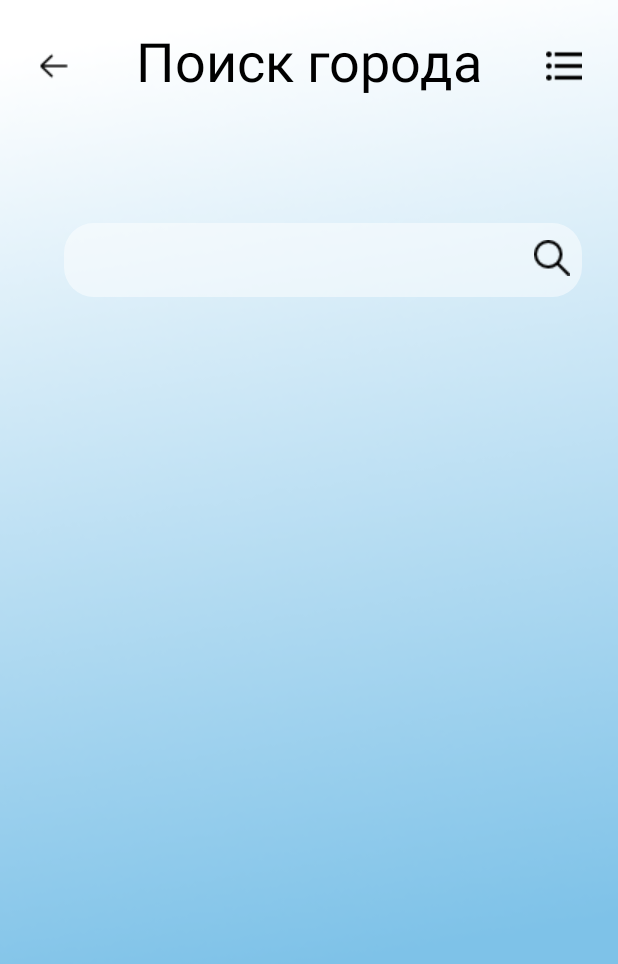
After one commit to sevagrbnv/Tuchka, an Android app: the SearchCity screen opened directly, with no data from a screen before it, on a phone screen of 412 x 824 dp. The commit adds this screen. Shown: the top 964 px of the screen. Run offline under Robolectric (Android 15) with nearby library versions, the phone set to English and light mode, and no system bars; our stand-ins replace data binding.

Commit message:
1) Some weather icon images have been fixed. 2) All findViewById() has been replaced with Data Binding 3) Added screens of city search and city list (you can switch between them, but the functionality is not yet complete) 4) Now you can watch the weather in different cities ************************************ 1) Были исправлены ошибки с изображнием некоторых иконок погоды 2) Все findViewById() были заменены на Data Binding 3) Добавлены экраны поиска города и списка городов (между ними можно переключаться, но функционал еще не полный) 4) Теперь можно смотреть погоду в разных городах

```diff
--- a/app/build.gradle
+++ b/app/build.gradle
@@ -8,6 +8,10 @@ def STRING = 'String'
 android {
     compileSdkVersion 30
     buildToolsVersion "30.0.3"
+
+    dataBinding {
+        enabled = true
+    }
 
     defaultConfig {
         applicationId "com.example.tuchka"
--- a/app/src/main/AndroidManifest.xml
+++ b/app/src/main/AndroidManifest.xml
@@ -12,6 +12,8 @@
         android:roundIcon="@mipmap/ic_launcher_round"
         android:supportsRtl="true"
         android:theme="@style/Theme.Тучка">
+        <activity android:name=".MyList"></activity>
+        <activity android:name=".SearchCity" />
         <activity android:name=".MainActivity">
             <intent-filter>
                 <action android:name="android.intent.action.MAIN" />
--- /dev/null
+++ b/app/src/main/java/com/example/tuchka/SearchCity.java
@@ -0,0 +1,55 @@
+package com.example.tuchka;
+
+import androidx.appcompat.app.AppCompatActivity;
+import androidx.databinding.DataBindingUtil;
+
+import android.content.Intent;
+import android.os.Bundle;
+import android.view.View;
+import android.widget.Adapter;
+import android.widget.ArrayAdapter;
+
+import com.example.tuchka.databinding.ActivitySearchCityBinding;
+
+import java.util.Arrays;
+import java.util.List;
+
+public class SearchCity extends AppCompatActivity {
+    private ActivitySearchCityBinding binding;
+    final String[] cities = {"Москва", "Петербург", "Берлин", "Париж", "Лондон"};
+
+    @Override
+    protected void onCreate(Bundle savedInstanceState) {
+        super.onCreate(savedInstanceState);
+        binding = DataBindingUtil.setContentView(this, R.layout.activity_search_city);
+
+        connectAdapter();
+    }
+
+    private void connectAdapter(){
+        String[] cats = getResources().getStringArray(R.array.city_names);
+        List<String> cityList = Arrays.asList(cats);
+        ArrayAdapter<String> adapter = new ArrayAdapter<>(
+                this, android.R.layout.simple_dropdown_item_1line, cityList);
+        binding.autoCompleteTextView.setAdapter(adapter);
+    }
+
+    public void OnClickSearch(View view){
+        String city = binding.autoCompleteTextView.getText().toString();
+        if (city.length() > 0) {
+            Intent intent = new Intent(this, MainActivity.class);
+            intent.putExtra("city", binding.autoCompleteTextView.getText().toString());
+            startActivity(intent);
+        }
+    }
+
+    public void OnClickBack(View view){
+        Intent intent = new Intent(this, MainActivity.class);
+        startActivity(intent);
+    }
+
+    public void onClickMyList(View view) {
+        Intent intent = new Intent(SearchCity.this, MyList.class);
+        startActivity(intent);
+    }
+}
--- /dev/null
+++ b/app/src/main/res/layout/activity_search_city.xml
@@ -0,0 +1,75 @@
+<?xml version="1.0" encoding="utf-8"?>
+<layout xmlns:android="http://schemas.android.com/apk/res/android"
+    xmlns:app="http://schemas.android.com/apk/res-auto"
+    xmlns:tools="http://schemas.android.com/tools">
+
+    <androidx.constraintlayout.widget.ConstraintLayout
+        android:layout_width="match_parent"
+        android:layout_height="match_parent"
+        android:background="@drawable/background"
+        tools:context=".SearchCity">
+
+        <TextView
+            android:id="@+id/textView"
+            android:layout_width="wrap_content"
+            android:layout_height="wrap_content"
+            android:layout_marginTop="16dp"
+            android:text="Поиск города"
+            android:textColor="#000000"
+            android:textSize="36sp"
+            app:layout_constraintEnd_toEndOf="parent"
+            app:layout_constraintStart_toStartOf="parent"
+            app:layout_constraintTop_toTopOf="parent" />
+
+        <AutoCompleteTextView
+            android:id="@+id/autoCompleteTextView"
+            android:layout_width="345dp"
+            android:layout_height="49dp"
+            android:layout_marginLeft="20dp"
+            android:layout_marginTop="84dp"
+            android:layout_marginEnd="20dp"
+            android:background="@drawable/ramka"
+            app:layout_constraintEnd_toEndOf="parent"
+            app:layout_constraintHorizontal_bias="0.913"
+            app:layout_constraintStart_toStartOf="parent"
+            app:layout_constraintTop_toBottomOf="@+id/textView" />
+
+        <ImageButton
+            android:id="@+id/imageButton3"
+            android:layout_width="24dp"
+            android:layout_height="24dp"
+            android:layout_marginTop="32dp"
+            android:layout_marginEnd="24dp"
+            android:background="@android:color/transparent"
+            android:onClick="onClickMyList"
+            android:scaleType="fitCenter"
+            app:layout_constraintEnd_toEndOf="parent"
+            app:layout_constraintTop_toTopOf="parent"
+            app:srcCompat="@drawable/list_of_cities" />
+
+        <ImageButton
+            android:id="@+id/back"
+            android:layout_width="wrap_content"
+            android:layout_height="wrap_content"
+            android:layout_marginStart="24dp"
+            android:layout_marginTop="32dp"
+            android:background="@android:color/transparent"
+            android:onClick="OnClickBack"
+            app:layout_constraintStart_toStartOf="parent"
+            app:layout_constraintTop_toTopOf="parent"
+            app:srcCompat="@drawable/back" />
+
+        <ImageButton
+            android:id="@+id/searchCity"
+            android:layout_width="24dp"
+            android:layout_height="24dp"
+            android:layout_marginTop="104dp"
+            android:layout_marginEnd="32dp"
+            android:background="@android:color/transparent"
+            android:onClick="OnClickSearch"
+            app:layout_constraintEnd_toEndOf="parent"
+            app:layout_constraintTop_toBottomOf="@+id/imageButton3"
+            app:srcCompat="@drawable/search" />
+
+    </androidx.constraintlayout.widget.ConstraintLayout>
+</layout>
--- a/app/src/main/res/values/strings.xml
+++ b/app/src/main/res/values/strings.xml
@@ -3,6 +3,7 @@
     <string name="place_not_found">Место не найдено</string>
     <string name="other_days_not_found">Прогноз на неделю не найден</string>
     <string name="no_internet_connection">Проверьте подключение к сети</string>
+    <string name="city_not_found">Город не найден</string>
     <string name="cloudy">R.drawable.cloudy.png</string>
     <string name="moon">R.drawable.moon.png</string>
     <string name="rain">R.drawable.rain.png</string>
@@ -11,4 +12,19 @@
     <string name="snow">R.drawable.snow_weather_icon_152001.png</string>
     <string name="foggy">R.drawable.foggy.png</string>
 
+
+    <string-array name="city_names">
+        <item>Москва</item>
+        <item>Санкт-Петербург</item>
+        <item>Берлин</item>
+        <item>Лондон</item>
+        <item>Париж</item>
+        <item>Прага</item>
+        <item>Вена</item>
+        <item>Токио</item>
+        <item>Каир</item>
+        <item>Монреаль</item>
+        <item>Брюсель</item>
+        <item>Минск</item>
+    </string-array>
 </resources>
```
Also changed, not shown: app/src/main/java/com/example/tuchka/MainActivity.java (+77 -77 lines), app/src/main/java/com/example/tuchka/MyList.java (added, +31 -0 lines), app/src/main/res/layout-night/activity_main.xml (+22 -6 lines), app/src/main/res/layout-notnight/activity_main.xml (+22 -6 lines), app/src/main/res/layout/activity_my_list.xml (added, +49 -0 lines), app/src/main/res/drawable-v24/back.png (added), app/src/main/res/drawable-v24/search.png (added).
